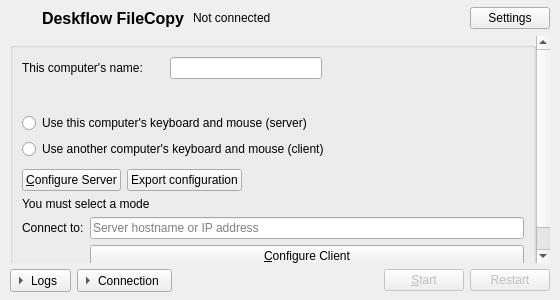
The window that src/lib/gui/MainWindow.ui (EugeneEvan/deskflow-filecopy) describes before a commit, drawn with Qt 5.
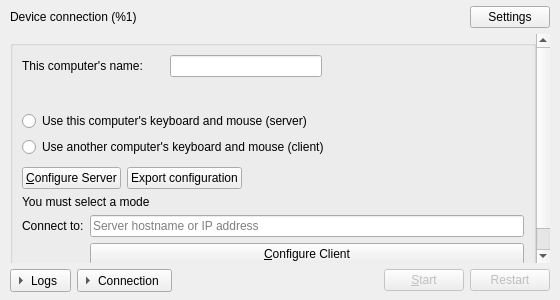
The same window after the commit. Icons and pictures are not drawn.

The edit to the form file:
```diff
--- a/src/lib/gui/MainWindow.ui
+++ b/src/lib/gui/MainWindow.ui
@@ -13,9 +13,7 @@
     <item>
      <layout class="QHBoxLayout" name="headerLayout">
       <property name="spacing"><number>8</number></property>
-      <item><widget class="QLabel" name="brandIcon"><property name="minimumSize"><size><width>24</width><height>24</height></size></property><property name="maximumSize"><size><width>24</width><height>24</height></size></property></widget></item>
-      <item><widget class="QLabel" name="brandName"><property name="font"><font><pointsize>12</pointsize><bold>true</bold></font></property><property name="text"><string notr="true">Deskflow FileCopy</string></property></widget></item>
-      <item><widget class="QLabel" name="connectionStatus"><property name="sizePolicy"><sizepolicy hsizetype="Ignored" vsizetype="Preferred"><horstretch>1</horstretch><verstretch>0</verstretch></sizepolicy></property><property name="text"><string>Not connected</string></property><property name="textFormat"><enum>Qt::TextFormat::PlainText</enum></property><property name="wordWrap"><bool>true</bool></property></widget></item>
+      <item><widget class="QLabel" name="connectionStatus"><property name="sizePolicy"><sizepolicy hsizetype="Ignored" vsizetype="Preferred"><horstretch>1</horstretch><verstretch>0</verstretch></sizepolicy></property><property name="text"><string>Device connection (%1)</string></property><property name="textFormat"><enum>Qt::TextFormat::PlainText</enum></property><property name="wordWrap"><bool>true</bool></property></widget></item>
       <item><widget class="QPushButton" name="btnSettings"><property name="text"><string>Settings</string></property></widget></item>
      </layout>
     </item>
```
